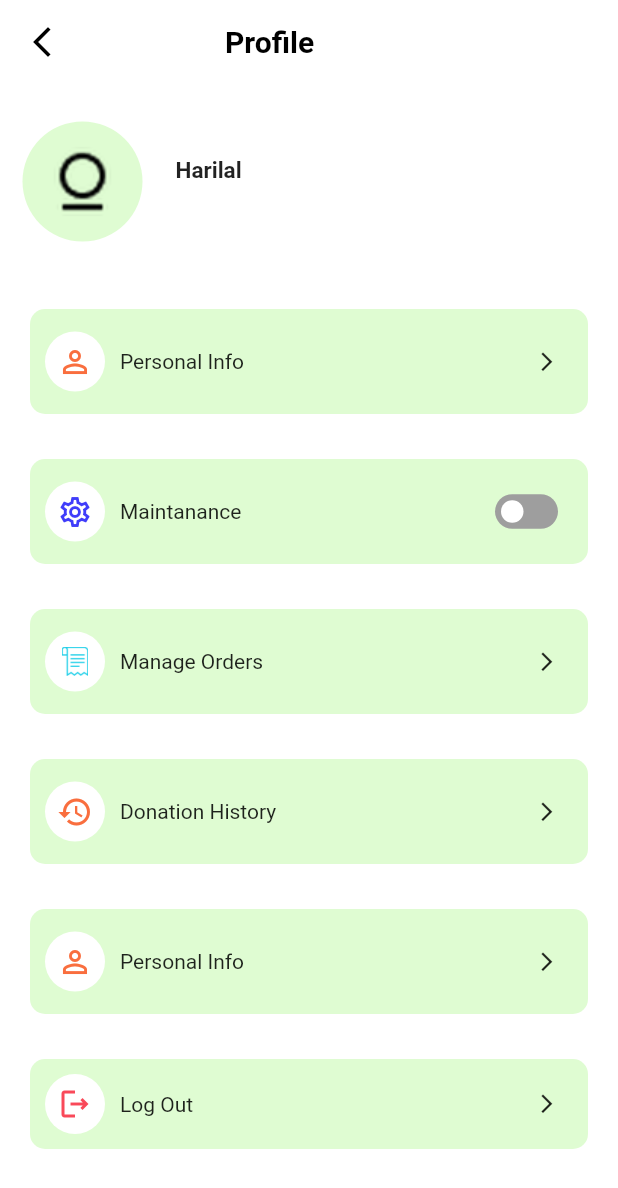
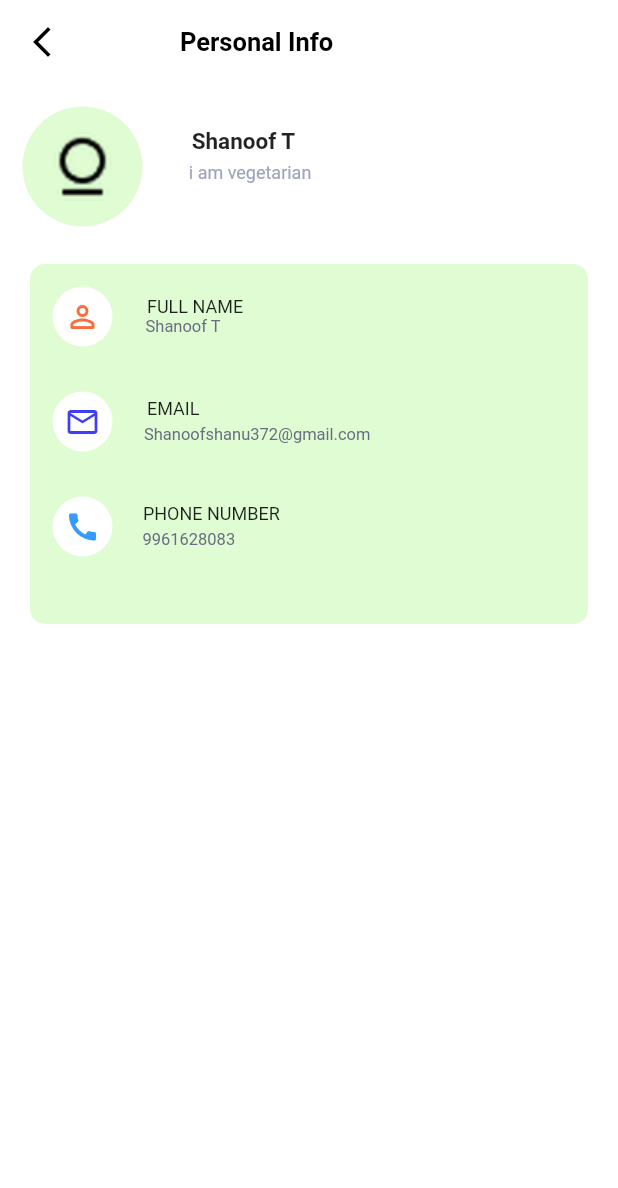
Before and after one commit to shaanis/canteen_admin, a Flutter app: the ProfileMenu screen opened directly, after a tap on "Personal Info", on a phone screen of 412 x 824 dp. Shown: the top 1188 px of the screen. Run offline on Flutter 3.47's test engine with Material 2 defaults, Android fonts, the phone set to English and light mode, and no system bars; drawn by our look-alikes of flutter_switch; our stand-ins replace fl_chart, flutter_rating_bar.

Commit message:
first commit

```diff
--- a/lib/main.dart
+++ b/lib/main.dart
@@ -1,3 +1,4 @@
+import 'package:canteen_admin/login.dart';
 import 'package:canteen_admin/navbar/navigbar.dart';
 import 'package:canteen_admin/productlist.dart';
 import 'package:flutter/material.dart';
@@ -16,8 +17,8 @@
   Widget build(BuildContext context) {
     return MaterialApp(
       debugShowCheckedModeBanner: false,
-      home: //prolist()
-      navigation()
+      home: SignIn()//prolist()
+      //navigation()
         //Productlist()
     );
   }
--- a/lib/profileMenu.dart
+++ b/lib/profileMenu.dart
@@ -1,3 +1,5 @@
+import 'package:canteen_admin/donationhistory.dart';
+import 'package:canteen_admin/profilePage.dart';
 import 'package:flutter/material.dart';
 import 'package:flutter_switch/flutter_switch.dart';
 
@@ -101,10 +103,10 @@
                         ],
                       ),
                       onTap:() {
-                        /* Navigator.push(
+                        Navigator.push(
                                     context,
                                     MaterialPageRoute(builder: (context) => ProfileEdit()),
-                                  );*/
+                                  );
                       },
                     ),
                   ],
@@ -225,10 +227,10 @@
                         ],
                       ),
                       onTap:() {
-                        /* Navigator.push(
+                        Navigator.push(
                                     context,
-                                    MaterialPageRoute(builder: (context) => ProfileEdit()),
-                                  );*/
+                                    MaterialPageRoute(builder: (context) => DonationHistory()),
+                                  );
                       },
                     ),
                   ],
--- /dev/null
+++ b/lib/profilePage.dart
@@ -0,0 +1,212 @@
+
+import 'package:flutter/material.dart';
+
+class ProfileEdit extends StatefulWidget {
+  const ProfileEdit({super.key});
+
+  @override
+  State<ProfileEdit> createState() => _ProfileEditState();
+}
+
+class _ProfileEditState extends State<ProfileEdit> {
+  @override
+  Widget build(BuildContext context) {
+    return Scaffold(
+      backgroundColor: Colors.white,
+      appBar: AppBar(
+        elevation: 0,
+        backgroundColor: Colors.white,
+        leading: IconButton(
+          icon: Icon(
+            Icons.arrow_back_ios_new,
+            color: Colors.black,
+          ),
+          onPressed: () {
+            Navigator.pop(context);
+          },
+        ),
+        title: Padding(
+          padding: const EdgeInsets.only(left: 48.0),
+          child: Text(
+            "Personal Info",
+            style: TextStyle(color: Colors.black,
+                fontWeight: FontWeight.bold,
+                fontSize: 17),
+          ),
+        ),
+      ),
+      body: Column(
+        children: [
+          Row(
+            children: [
+              Padding(
+                padding: const EdgeInsets.only(left: 15.0, top: 15),
+                child: Container(
+                  width: 80,
+                  height: 80,
+                  decoration: BoxDecoration(
+                    color: Color(0xffdffcd2),
+                    borderRadius: BorderRadius.circular(100),
+                  ),
+                  child: Image.asset("assets/images/ic_launcher.png"),
+                ),
+              ),
+              Padding(
+                padding: const EdgeInsets.only(left: 22.0),
+                child: Column(
+                  children: [
+                    Text(
+                      "Shanoof T",
+                      style:
+                      TextStyle(fontWeight: FontWeight.bold, fontSize: 15),
+                    ),
+                    SizedBox(
+                      height: 5,
+                    ),
+                    Text(
+                      """   i am vegetarian""",
+                      style: TextStyle(fontSize: 12, color: Color(0xff9fa4ba)),
+                    )
+                  ],
+                ),
+              )
+            ],
+          ),
+          Container(
+            margin: EdgeInsets.only(
+              left: 20,
+              right: 20,
+              top: 25,
+              bottom: 10,
+            ),
+            width: 400,
+            height: 240,
+            decoration: BoxDecoration(
+                color: Color(0xffdffcd2),
+                borderRadius: BorderRadius.circular(10)),
+            child: Column(
+              children: [
+                Padding(
+                  padding: const EdgeInsets.all(15.0),
+                  child: Row(
+                    children: [
+                      CircleAvatar(
+                        backgroundColor: Colors.white,
+                        child: Icon(
+                          Icons.person_outline_rounded,
+                          color: Color(0xfff96e3e),
+                        ),
+                      ),
+                      SizedBox(
+                        width: 15,
+                      ),
+                      Column(
+                        children: [
+                          Padding(
+                            padding: const EdgeInsets.only(left: 8.0),
+                            child: Text(
+                              "FULL NAME",
+                              style: TextStyle(fontSize: 12),
+                            ),
+                          ),
+                          Padding(
+                            padding: const EdgeInsets.only(right: 8.0),
+                            child: Text(
+                              "Shanoof T",
+                              style: TextStyle(
+                                  fontSize: 11, color: Color(0xff6a6d82)),
+                            ),
+                          )
+                        ],
+                      ),
+                    ],
+                  ),
+                ),
+                Padding(
+                  padding: const EdgeInsets.all(15.0),
+                  child: Row(
+                    children: [
+                      CircleAvatar(
+                        backgroundColor: Colors.white,
+                        child: Icon(
+                          Icons.mail_outlined,
+                          color: Color(0xff403dfa),
+                        ),
+                      ),
+                      SizedBox(
+                        width: 15,
+                      ),
+                      //email field
+                      Column(
+                        children: [
+                          Padding(
+                            padding:
+                            const EdgeInsets.only(left: 8.0, right: 180),
+                            child: Text(
+                              "EMAIL",
+                              style: TextStyle(fontSize: 12),
+                            ),
+                          ),
+                          SizedBox(
+                            height: 4,
+                          ),
+                          Padding(
+                            padding: const EdgeInsets.only(left: 5, right: 65),
+                            child: Text(
+                              "Shanoofshanu372@gmail.com",
+                              style: TextStyle(
+                                  fontSize: 11, color: Color(0xff6a6d82)),
+                            ),
+                          )
+                        ],
+                      ),
+                    ],
+                  ),
+                ),
+                Padding(
+                  padding: const EdgeInsets.all(15.0),
+                  child: Row(
+                    children: [
+                      CircleAvatar(
+                        backgroundColor: Colors.white,
+                        child: Icon(
+                          Icons.call,
+                          color: Color(0xff369afe),
+                        ),
+                      ),
+                      SizedBox(
+                        width: 15,
+                      ),
+                      Column(
+                        children: [
+                          Padding(
+                            padding: const EdgeInsets.only(left: 5),
+                            child: Text(
+                              "PHONE NUMBER",
+                              style: TextStyle(fontSize: 12),
+                            ),
+                          ),
+                          SizedBox(
+                            height: 4,
+                          ),
+                          Padding(
+                            padding: const EdgeInsets.only(left: 5, right: 30),
+                            child: Text(
+                              "9961628083",
+                              style: TextStyle(
+                                  fontSize: 11, color: Color(0xff6a6d82)),
+                            ),
+                          )
+                        ],
+                      ),
+                    ],
+                  ),
+                ),
+              ],
+            ),
+          )
+        ],
+      ),
+    );
+  }
+}
--- a/pubspec.yaml
+++ b/pubspec.yaml
@@ -40,6 +40,7 @@
   flutter_switch: ^0.3.2
   flutter_screenutil: ^5.7.0
   popover: ^0.2.8+2
+  fl_chart: ^0.62.0
 
 dev_dependencies:
   flutter_test:
@@ -65,6 +66,7 @@
 
   # To add assets to your application, add an assets section, like this:
   assets:
+    - assets/images/eee.png
     - assets/images/
 
   #   - images/a_dot_burr.jpeg
```
Also changed, not shown: lib/flchart.dart (added, +22 -0 lines), lib/login.dart (added, +108 -0 lines), lib/mainscreen.dart (+55 -8 lines), assets/images/Frame8.png (added), assets/images/eee.png (added), assets/images/frame.png (added), lib/generated/assets.dart, pubspec.lock.
